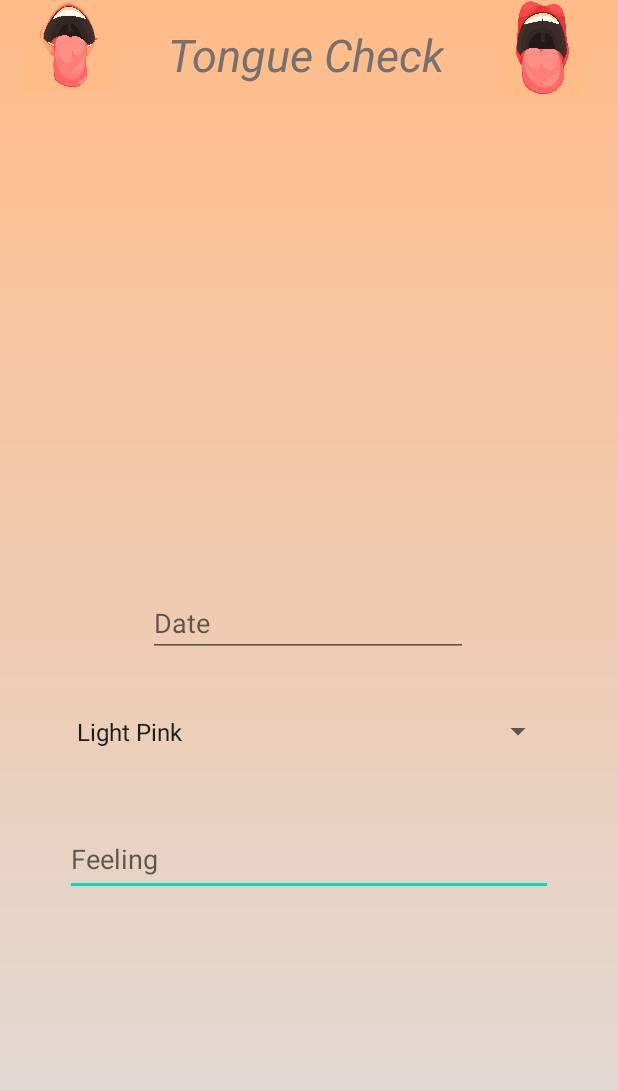
After one commit to thomasliebgott/MiniProjectTongueCheck, an Android app: the TongueDetail screen opened directly, with no data from a screen before it, on a phone screen of 412 x 824 dp. The commit adds this screen. Shown: the top 1091 px of the screen. Run offline under Robolectric (Android 15) with nearby library versions, the phone set to English and light mode, and no system bars; 2 statements that could not run were skipped.

Commit message:
11 avril 12h02

```diff
--- a/app/src/main/AndroidManifest.xml
+++ b/app/src/main/AndroidManifest.xml
@@ -9,6 +9,9 @@
         android:roundIcon="@mipmap/ic_launcher_round"
         android:supportsRtl="true"
         android:theme="@style/Theme.MiniProjectLiebgott">
+        <activity android:name=".TongueDetail"></activity>
+        <activity android:name=".DailyCheck" />
+        <activity android:name=".QuickAnalyse" />
         <activity android:name=".MainActivity">
             <intent-filter>
                 <action android:name="android.intent.action.MAIN" />
--- /dev/null
+++ b/app/src/main/java/com/example/miniprojectliebgott/Tongue.java
@@ -0,0 +1,37 @@
+package com.example.miniprojectliebgott;
+
+public class Tongue {
+    private String feeling;
+    private String day;
+    private String typeOfTongue;
+
+    public Tongue(String feeling, String day, String typeOfTongue) {
+        this.feeling = feeling;
+        this.day = day;
+        this.typeOfTongue = typeOfTongue;
+    }
+
+    public String getFeeling() {
+        return feeling;
+    }
+
+    public void setFeeling(String nameUser) {
+        this.feeling = nameUser;
+    }
+
+    public String getDay() {
+        return day;
+    }
+
+    public void setDay(String day) {
+        this.day = day;
+    }
+
+    public String getTypeOfTongue() {
+        return typeOfTongue;
+    }
+
+    public void setTypeOfTongue(String typeOfTongue) {
+        this.typeOfTongue = typeOfTongue;
+    }
+}
--- /dev/null
+++ b/app/src/main/java/com/example/miniprojectliebgott/TongueDetail.java
@@ -0,0 +1,69 @@
+package com.example.miniprojectliebgott;
+
+import androidx.appcompat.app.AlertDialog;
+import androidx.appcompat.app.AppCompatActivity;
+
+import android.content.DialogInterface;
+import android.os.Bundle;
+import android.widget.EditText;
+import android.widget.Spinner;
+
+public class TongueDetail extends AppCompatActivity {
+    EditText editTextDate;
+    EditText editTextFeeling;
+    Spinner spinnerTongueType;
+    @Override
+    protected void onCreate(Bundle savedInstanceState) {
+        super.onCreate(savedInstanceState);
+        setContentView(R.layout.activity_tongue_detail);
+    }
+
+    @Override
+    protected void onResume() {
+        super.onResume();
+        int index = DataModel.getInstance().listIndex;
+        if(index >=0){
+            Tongue listTongue = DataModel.getInstance().listTongue.get(index);
+            editTextDate.setText(listTongue.getDay());
+            editTextFeeling.setText(listTongue.getFeeling());
+            //TODO arriver a initialiser le spinner avec valeur
+        }
+    }
+
+    @Override
+    public void onBackPressed() {
+        String date = editTextDate.getText().toString();
+        String feeling = editTextFeeling.getText().toString();
+        String tongueType = spinnerTongueType.getSelectedItem().toString();
+        if (date.length() > 1 && feeling.length() > 1){
+            int index = DataModel.getInstance().listIndex;
+            if(index < 0) {
+                //save to DataModel
+                DataModel.getInstance().listTongue.add(
+                        new Tongue(feeling,tongueType,date)
+                );
+            }else{
+                DataModel.getInstance().listTongue.set(index,
+                        new Tongue(feeling,tongueType,date));
+            }
+            DataModel.getInstance().saveToFile(TongueDetail.this);
+            finish();
+        }else{
+            AlertDialog.Builder builder =
+                    new AlertDialog.Builder(TongueDetail.this);
+            builder.setTitle(android.R.string.dialog_alert_title);
+            builder.setMessage("Some fields are empty"+
+                    " If you close it now you will lose your data");
+            builder.setNegativeButton(android.R.string.no,null);
+            builder.setPositiveButton(android.R.string.yes,
+                    new DialogInterface.OnClickListener() {
+                        @Override
+                        public void onClick(DialogInterface dialogInterface, int i) {
+                            finish();
+                        }
+                    });
+            AlertDialog dialog = builder.create();
+            dialog.show();
+        }
+    }
+}
--- /dev/null
+++ b/app/src/main/res/layout/activity_tongue_detail.xml
@@ -0,0 +1,88 @@
+<?xml version="1.0" encoding="utf-8"?>
+<androidx.constraintlayout.widget.ConstraintLayout xmlns:android="http://schemas.android.com/apk/res/android"
+    xmlns:app="http://schemas.android.com/apk/res-auto"
+    xmlns:tools="http://schemas.android.com/tools"
+    android:layout_width="match_parent"
+    android:layout_height="match_parent"
+    tools:context=".TongueDetail"
+    android:background="@drawable/bg_activities">
+
+    <!-- Header -->
+    <TextView
+        android:id="@+id/textView3"
+        style="@style/Tongue_Title"
+        android:layout_width="wrap_content"
+        android:layout_height="wrap_content"
+        android:layout_marginStart="112dp"
+        android:layout_marginTop="16dp"
+        android:text="@string/title"
+        android:textSize="30sp"
+        android:textStyle="italic"
+        app:layout_constraintStart_toStartOf="parent"
+        app:layout_constraintTop_toTopOf="parent" />
+
+    <ImageView
+        android:id="@+id/imageView"
+        android:layout_width="60dp"
+        android:layout_height="62dp"
+        android:layout_marginStart="16dp"
+        android:contentDescription="@string/tongue1"
+        app:layout_constraintStart_toStartOf="parent"
+        app:layout_constraintTop_toTopOf="parent"
+        app:srcCompat="@drawable/headera" />
+
+    <ImageView
+        android:id="@+id/imageView2"
+        android:layout_width="69dp"
+        android:layout_height="64dp"
+        android:layout_marginEnd="16dp"
+        android:contentDescription="@string/tongue2"
+        app:layout_constraintEnd_toEndOf="parent"
+        app:layout_constraintTop_toTopOf="parent"
+        app:srcCompat="@drawable/headerb" />
+
+    <EditText
+        android:id="@+id/editTextFeeling"
+        android:layout_width="325dp"
+        android:layout_height="47dp"
+        android:layout_marginTop="112dp"
+        android:autofillHints=""
+        android:ems="10"
+        android:gravity="start|top"
+        android:hint="@string/feeling"
+        android:inputType="textMultiLine"
+        android:maxLines="4"
+        android:minLines="1"
+        app:layout_constraintEnd_toEndOf="parent"
+        app:layout_constraintStart_toStartOf="parent"
+        app:layout_constraintTop_toBottomOf="@+id/editTextDate" />
+
+    <EditText
+        android:id="@+id/editTextDate"
+        android:layout_width="wrap_content"
+        android:layout_height="wrap_content"
+        android:layout_marginTop="336dp"
+        android:ems="10"
+        android:hint="@string/date"
+        android:inputType="date"
+        app:layout_constraintEnd_toEndOf="parent"
+        app:layout_constraintHorizontal_bias="0.497"
+        app:layout_constraintStart_toStartOf="parent"
+        app:layout_constraintTop_toBottomOf="@+id/textView3"
+        android:autofillHints="" />
+
+    <Spinner
+        android:id="@+id/spinnerTongueType"
+        android:layout_width="326dp"
+        android:layout_height="51dp"
+        android:entries="@array/Tongue_Type"
+        app:layout_constraintBottom_toTopOf="@+id/editTextFeeling"
+        app:layout_constraintEnd_toEndOf="parent"
+        app:layout_constraintHorizontal_bias="0.505"
+        app:layout_constraintStart_toStartOf="parent"
+        app:layout_constraintTop_toBottomOf="@+id/editTextDate"
+        app:layout_constraintVertical_bias="0.393"
+        />
+
+
+</androidx.constraintlayout.widget.ConstraintLayout>
--- a/app/src/main/res/values/strings.xml
+++ b/app/src/main/res/values/strings.xml
@@ -13,6 +13,10 @@
     <string name="tongue1">tongue1</string>
     <string name="button">Button</string>
 
+    <!-- Page detail Analyse -->
+    <string name="feeling">Feeling</string>
+    <string name="date">Date</string>
+
     <!-- Page details analyse -->
     <string-array name="Tongue_Type">
         <item>Light Pink</item>
```
Also changed, not shown: app/src/main/java/com/example/miniprojectliebgott/DailyCheck.java (added, +25 -0 lines), app/src/main/java/com/example/miniprojectliebgott/DailyCheckAdapter.java (added, +38 -0 lines), app/src/main/java/com/example/miniprojectliebgott/DataModel.java (added, +67 -0 lines), app/src/main/java/com/example/miniprojectliebgott/MainActivity.java (+24 -0 lines), app/src/main/java/com/example/miniprojectliebgott/QuickAnalyse.java (added, +14 -0 lines), app/src/main/res/layout/activity_daily_check.xml (added, +65 -0 lines), app/src/main/res/layout/activity_main.xml (+6 -4 lines), app/src/main/res/layout/activity_quick_analyse.xml (added, +11 -0 lines), app/src/main/res/layout/item_recyclerviewtong.xml (added, +24 -0 lines).
